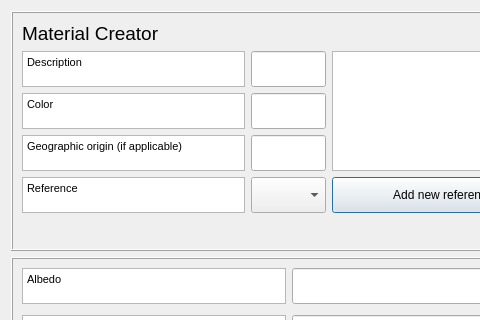
This is tabs/Spartacus_material_tab.ui in gusbacos/suews_database_manager as Qt 5 draws it before an edit; both pictures show x 0 to 480 and y 0 to 320 of the 741 by 566 pixel window. The edited form follows.
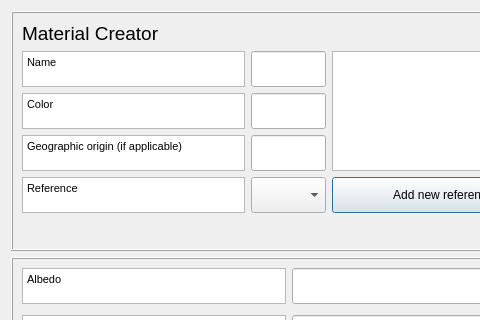
This is the edited form. Custom widgets are drawn as their Qt base class.

Commit message: change name on Description descOrigin to Name and nameOrigin

Patch:
```diff
--- a/tabs/Spartacus_material_tab.ui
+++ b/tabs/Spartacus_material_tab.ui
@@ -120,7 +120,7 @@
 &lt;html&gt;&lt;head&gt;&lt;meta name=&quot;qrichtext&quot; content=&quot;1&quot; /&gt;&lt;style type=&quot;text/css&quot;&gt;
 p, li { white-space: pre-wrap; }
 &lt;/style&gt;&lt;/head&gt;&lt;body style=&quot; font-family:'MS Shell Dlg 2'; font-size:12pt; font-weight:400; font-style:normal;&quot;&gt;
-&lt;p style=&quot; margin-top:0px; margin-bottom:0px; margin-left:0px; margin-right:0px; -qt-block-indent:0; text-indent:0px;&quot;&gt;&lt;span style=&quot; font-size:8pt;&quot;&gt;Description&lt;/span&gt;&lt;/p&gt;&lt;/body&gt;&lt;/html&gt;</string>
+&lt;p style=&quot; margin-top:0px; margin-bottom:0px; margin-left:0px; margin-right:0px; -qt-block-indent:0; text-indent:0px;&quot;&gt;&lt;span style=&quot; font-size:8pt;&quot;&gt;Name&lt;/span&gt;&lt;/p&gt;&lt;/body&gt;&lt;/html&gt;</string>
         </property>
        </widget>
       </item>
```
Left out of the diff: 2 changed lines with no effect on the pictures. The commit also changes 29 other files.
